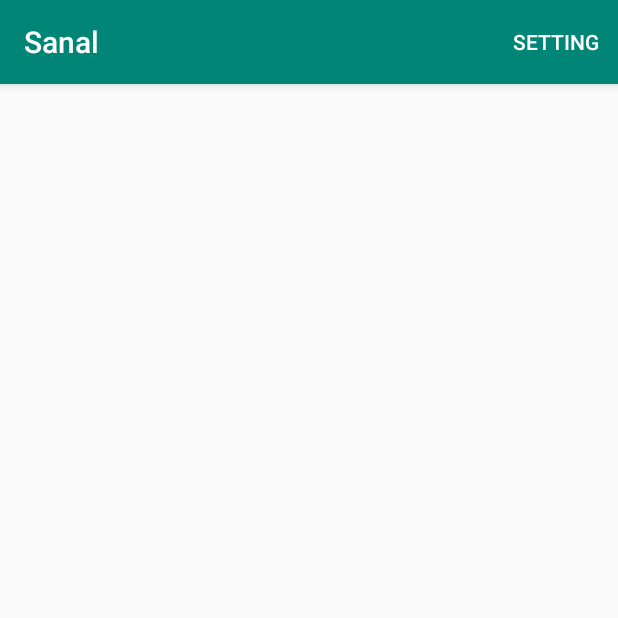
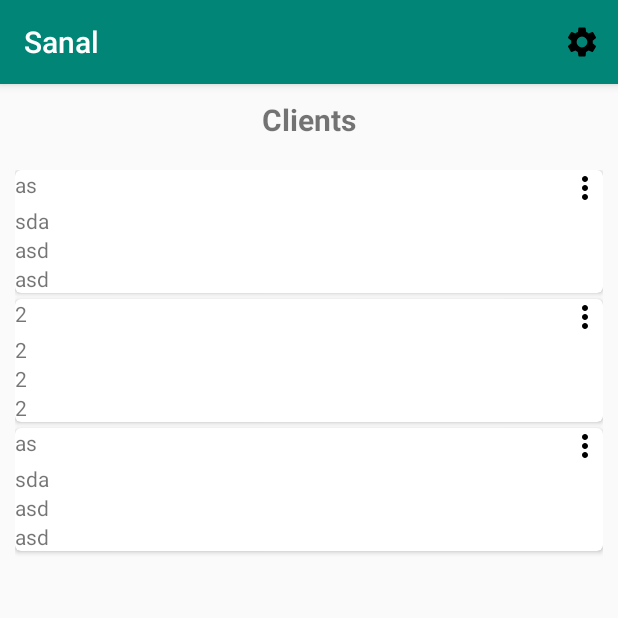
Before and after one commit to allanlin16/Sanal, an Android app: the MainActivity screen opened directly, with no data from a screen before it, on a phone screen of 412 x 824 dp, the top half of it. Run offline under Robolectric (Android 15) with nearby library versions, the light colour scheme and no system bars.

Commit message:
#4: added recyclerview to client screen

```diff
--- a/app/build.gradle
+++ b/app/build.gradle
@@ -11,6 +11,7 @@ android {
         versionCode 1
         versionName "1.0"
         testInstrumentationRunner "androidx.test.runner.AndroidJUnitRunner"
+        vectorDrawables.useSupportLibrary = true
     }
     buildTypes {
         release {
@@ -32,4 +33,6 @@ dependencies {
     implementation 'com.github.clans:fab:1.6.4'
     implementation 'com.google.android.material:material:1.0.0'
 
+    implementation 'com.android.support:recyclerview-v7:28.0.0'
+    implementation 'com.android.support:cardview-v7:28.0.0'
 }
--- /dev/null
+++ b/app/src/main/java/com/allanlin97gmail/sanal/ClientAdapter.java
@@ -0,0 +1,63 @@
+package com.allanlin97gmail.sanal;
+
+import android.view.LayoutInflater;
+import android.view.View;
+import android.view.ViewGroup;
+import android.widget.TextView;
+
+import androidx.annotation.NonNull;
+import androidx.recyclerview.widget.RecyclerView;
+
+import java.util.ArrayList;
+
+public class ClientAdapter extends RecyclerView.Adapter<ClientAdapter.ClientViewHolder> {
+    private ArrayList<ClientItem> clientList;
+
+
+    public static class ClientViewHolder extends  RecyclerView.ViewHolder {
+
+        TextView name;
+        TextView email;
+        TextView phone;
+        TextView address;
+
+        public ClientViewHolder(View itemView) {
+            super(itemView);
+            name = itemView.findViewById(R.id.clientName);
+            email = itemView.findViewById(R.id.clientEmail);
+            phone = itemView.findViewById(R.id.clientPhoneNumber);
+            address = itemView.findViewById(R.id.clientAddress);
+
+
+        }
+
+    }
+
+    public ClientAdapter(ArrayList<ClientItem> ClientList) {
+        clientList = ClientList;
+    }
+
+    @NonNull
+    @Override
+    public ClientViewHolder onCreateViewHolder(@NonNull ViewGroup parent, int viewType) {
+        View view = LayoutInflater.from(parent.getContext()).inflate(R.layout.client_item, parent, false);
+        ClientViewHolder clientViewHolder = new ClientViewHolder(view);
+        return clientViewHolder;
+    }
+
+    @Override
+    public void onBindViewHolder(@NonNull ClientViewHolder holder, int position) {
+        ClientItem item = clientList.get(position);
+
+        holder.name.setText(item.getClientName());
+        holder.email.setText(item.getClientEmail());
+        holder.phone.setText(item.getClientPhoneNumber());
+        holder.address.setText(item.getClientAddress());
+
+    }
+
+    @Override
+    public int getItemCount() {
+        return clientList.size();
+    }
+}
--- /dev/null
+++ b/app/src/main/java/com/allanlin97gmail/sanal/ClientItem.java
@@ -0,0 +1,48 @@
+package com.allanlin97gmail.sanal;
+
+public class ClientItem {
+    private String clientName;
+    private String clientEmail;
+    private String clientAddress;
+    private String clientPhoneNumber;
+
+    public ClientItem(String name, String email, String phone, String address) {
+        this.clientName = name;
+        this.clientEmail = email;
+        this.clientAddress = address;
+        this.clientPhoneNumber = phone;
+
+    }
+
+    public String getClientName() {
+        return clientName;
+    }
+
+    public void setClientName(String clientName) {
+        this.clientName = clientName;
+    }
+
+    public String getClientEmail() {
+        return clientEmail;
+    }
+
+    public void setClientEmail(String clientEmail) {
+        this.clientEmail = clientEmail;
+    }
+
+    public String getClientAddress() {
+        return clientAddress;
+    }
+
+    public void setClientAddress(String clientAddress) {
+        this.clientAddress = clientAddress;
+    }
+
+    public String getClientPhoneNumber() {
+        return clientPhoneNumber;
+    }
+
+    public void setClientPhoneNumber(String clientPhoneNumber) {
+        this.clientPhoneNumber = clientPhoneNumber;
+    }
+}
--- a/app/src/main/java/com/allanlin97gmail/sanal/MainActivity.java
+++ b/app/src/main/java/com/allanlin97gmail/sanal/MainActivity.java
@@ -2,6 +2,8 @@ package com.allanlin97gmail.sanal;
 
 import androidx.annotation.NonNull;
 import androidx.appcompat.app.AppCompatActivity;
+import androidx.recyclerview.widget.LinearLayoutManager;
+import androidx.recyclerview.widget.RecyclerView;
 
 import android.content.Intent;
 import android.os.Bundle;
@@ -11,18 +13,35 @@ import android.view.MenuItem;
 import android.view.View;
 import android.widget.Button;
 
+import java.util.ArrayList;
+
 public class MainActivity extends AppCompatActivity {
 
-    Button setting;
+    RecyclerView recyclerView;
+    RecyclerView.Adapter adapter;
+    RecyclerView.LayoutManager layoutManager;
 
     @Override
     protected void onCreate(Bundle savedInstanceState) {
         super.onCreate(savedInstanceState);
         setContentView(R.layout.activity_main);
 
+        // ArrayList for client info
+        ArrayList<ClientItem> clientList = new ArrayList<>();
+        clientList.add(new ClientItem("as", "asd","asd","sda"));
+        clientList.add(new ClientItem("2", "2","2","2"));
+        clientList.add(new ClientItem("as", "asd","asd","sda"));
 
+        recyclerView = findViewById(R.id.clientRecyclerView);
+        recyclerView.setHasFixedSize(true);
+        layoutManager = new LinearLayoutManager(this);
+        adapter = new ClientAdapter(clientList);
+        recyclerView.setLayoutManager(layoutManager);
+        recyclerView.setAdapter(adapter);
     }
 
+
+    // display the app bar menu
     @Override
     public boolean onCreateOptionsMenu(Menu menu) {
         MenuInflater inflater = getMenuInflater();
@@ -30,6 +49,8 @@ public class MainActivity extends AppCompatActivity {
         return true;
     }
 
+
+    // if menu is selected if opens the setting activity
     @Override
     public boolean onOptionsItemSelected(@NonNull MenuItem item) {
         switch (item.getItemId()) {
--- /dev/null
+++ b/app/src/main/res/drawable/ic_more_vert_black_24dp.xml
@@ -0,0 +1,9 @@
+<vector xmlns:android="http://schemas.android.com/apk/res/android"
+        android:width="24dp"
+        android:height="24dp"
+        android:viewportWidth="24.0"
+        android:viewportHeight="24.0">
+    <path
+        android:fillColor="#FF000000"
+        android:pathData="M12,8c1.1,0 2,-0.9 2,-2s-0.9,-2 -2,-2 -2,0.9 -2,2 0.9,2 2,2zM12,10c-1.1,0 -2,0.9 -2,2s0.9,2 2,2 2,-0.9 2,-2 -0.9,-2 -2,-2zM12,16c-1.1,0 -2,0.9 -2,2s0.9,2 2,2 2,-0.9 2,-2 -0.9,-2 -2,-2z"/>
+</vector>
--- /dev/null
+++ b/app/src/main/res/drawable/ic_settings_black_24dp.xml
@@ -0,0 +1,9 @@
+<vector xmlns:android="http://schemas.android.com/apk/res/android"
+        android:width="24dp"
+        android:height="24dp"
+        android:viewportWidth="24"
+        android:viewportHeight="24">
+    <path
+        android:fillColor="#FF000000"
+        android:pathData="M19.1,12.9a2.8,2.8 0,0 0,0.1 -0.9,2.8 2.8,0 0,0 -0.1,-0.9l2.1,-1.6a0.7,0.7 0,0 0,0.1 -0.6L19.4,5.5a0.7,0.7 0,0 0,-0.6 -0.2l-2.4,1a6.5,6.5 0,0 0,-1.6 -0.9l-0.4,-2.6a0.5,0.5 0,0 0,-0.5 -0.4H10.1a0.5,0.5 0,0 0,-0.5 0.4L9.3,5.4a5.6,5.6 0,0 0,-1.7 0.9l-2.4,-1a0.4,0.4 0,0 0,-0.5 0.2l-2,3.4c-0.1,0.2 0,0.4 0.2,0.6l2,1.6a2.8,2.8 0,0 0,-0.1 0.9,2.8 2.8,0 0,0 0.1,0.9L2.8,14.5a0.7,0.7 0,0 0,-0.1 0.6l1.9,3.4a0.7,0.7 0,0 0,0.6 0.2l2.4,-1a6.5,6.5 0,0 0,1.6 0.9l0.4,2.6a0.5,0.5 0,0 0,0.5 0.4h3.8a0.5,0.5 0,0 0,0.5 -0.4l0.3,-2.6a5.6,5.6 0,0 0,1.7 -0.9l2.4,1a0.4,0.4 0,0 0,0.5 -0.2l2,-3.4c0.1,-0.2 0,-0.4 -0.2,-0.6ZM12,15.6A3.6,3.6 0,1 1,15.6 12,3.6 3.6,0 0,1 12,15.6Z"/>
+</vector>
--- a/app/src/main/res/layout/activity_main.xml
+++ b/app/src/main/res/layout/activity_main.xml
@@ -1,9 +1,31 @@
-<LinearLayout xmlns:android="http://schemas.android.com/apk/res/android"
+<?xml version="1.0" encoding="utf-8"?>
+<RelativeLayout xmlns:android="http://schemas.android.com/apk/res/android"
+    xmlns:tools="http://schemas.android.com/tools"
     android:layout_width="match_parent"
     android:layout_height="match_parent"
-    android:paddingLeft="16dp"
-    android:paddingRight="16dp"
-    android:orientation="horizontal"
-    android:gravity="center">
+    tools:context="com.allanlin97gmail.sanal.MainActivity">
+
+<LinearLayout
+    android:layout_width="match_parent"
+    android:layout_height="wrap_content"
+    android:orientation="vertical">
+        <TextView
+            android:text="Clients"
+            android:layout_width="match_parent"
+            android:layout_height="wrap_content"
+            android:id="@+id/recent_title_label"
+            android:padding="10dp"
+            android:textStyle="normal|bold"
+            android:textSize="20dp"
+            android:gravity="center_horizontal" />
+
+    <androidx.recyclerview.widget.RecyclerView
+        android:id="@+id/clientRecyclerView"
+        android:layout_width="match_parent"
+        android:layout_height="match_parent"
+        android:padding="10dp"
+        android:scrollbars="vertical" />
 
 </LinearLayout>
+
+</RelativeLayout>
--- /dev/null
+++ b/app/src/main/res/layout/client_item.xml
@@ -0,0 +1,60 @@
+<?xml version="1.0" encoding="utf-8"?>
+<androidx.cardview.widget.CardView
+    xmlns:android="http://schemas.android.com/apk/res/android"
+    xmlns:app="http://schemas.android.com/apk/res-auto"
+    android:layout_width="match_parent"
+    android:layout_height="wrap_content"
+    android:layout_marginBottom="4dp"
+    app:cardCornerRadius="4dp">
+
+    <LinearLayout
+        android:orientation="vertical"
+        android:layout_width="match_parent"
+        android:layout_height="match_parent"
+        android:id="@+id/client_view">
+
+        <LinearLayout
+            android:orientation="horizontal"
+            android:layout_width="match_parent"
+            android:layout_height="match_parent">
+
+            <TextView
+                android:text="TextView"
+                android:layout_width="wrap_content"
+                android:layout_height="wrap_content"
+                android:id="@+id/clientName"
+                android:layout_weight="1" />
+
+            <ImageView
+                android:id="@+id/menuButton"
+                android:layout_width="wrap_content"
+                android:layout_height="wrap_content"
+                app:srcCompat="@drawable/ic_more_vert_black_24dp" />
+
+        </LinearLayout>
+
+        <TextView
+            android:text="TextView"
+            android:layout_width="match_parent"
+            android:layout_height="wrap_content"
+            android:id="@+id/clientAddress"
+            android:layout_weight="1" />
+
+        <TextView
+            android:text="TextView"
+            android:layout_width="match_parent"
+            android:layout_height="wrap_content"
+            android:id="@+id/clientPhoneNumber"
+            android:layout_weight="1" />
+
+        <TextView
+            android:text="TextView"
+            android:layout_width="match_parent"
+            android:layout_height="wrap_content"
+            android:id="@+id/clientEmail"
+            android:layout_weight="1" />
+
+
+    </LinearLayout>
+
+</androidx.cardview.widget.CardView>
--- a/app/src/main/res/menu/app_menu.xml
+++ b/app/src/main/res/menu/app_menu.xml
@@ -3,7 +3,8 @@
     xmlns:app="http://schemas.android.com/apk/res-auto">
     <item
         android:id="@+id/settingItem"
-        android:title="Setting"
+        android:icon="@drawable/ic_settings_black_24dp"
+        android:title="Settings"
         app:showAsAction="ifRoom" />
 
 </menu>
--- a/build.gradle
+++ b/build.gradle
@@ -18,6 +18,9 @@ allprojects {
     repositories {
         google()
         jcenter()
+        maven {
+            url "https://maven.google.com"
+        }
 
     }
 }
```
